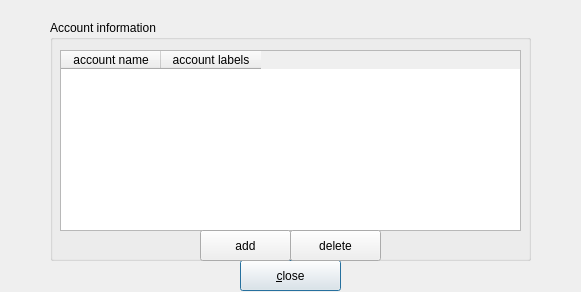
mhogomchungu/qCheckGMail, file configurationdialog.ui: the form before one commit.
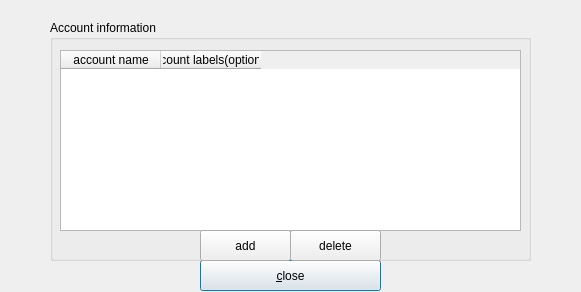
The form after the commit.

Diff of the .ui file:
```diff
--- a/configurationdialog.ui
+++ b/configurationdialog.ui
@@ -16,9 +16,9 @@
   <widget class="QPushButton" name="pushButtonClose">
    <property name="geometry">
     <rect>
-     <x>240</x>
+     <x>200</x>
      <y>260</y>
-     <width>101</width>
+     <width>181</width>
      <height>31</height>
     </rect>
    </property>
@@ -75,7 +75,7 @@
     </column>
     <column>
      <property name="text">
-      <string>account labels</string>
+      <string>account labels(optional)</string>
      </property>
     </column>
    </widget>
```
